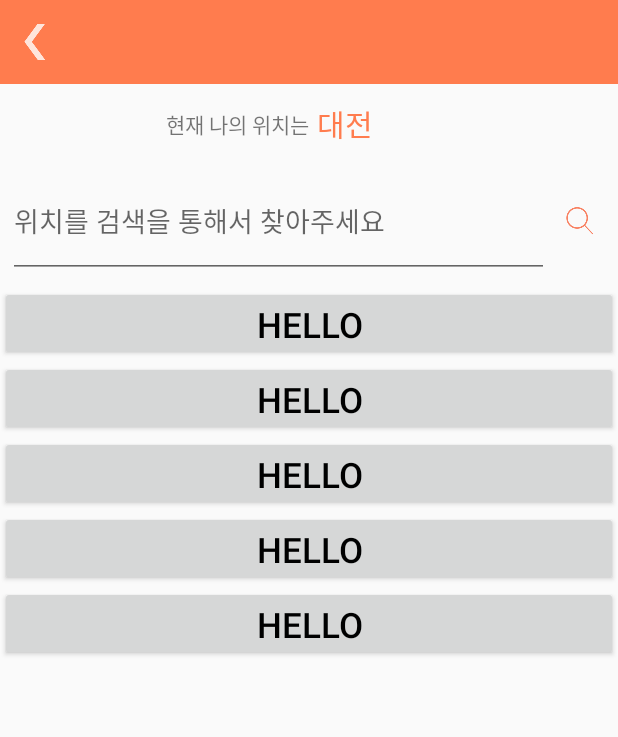
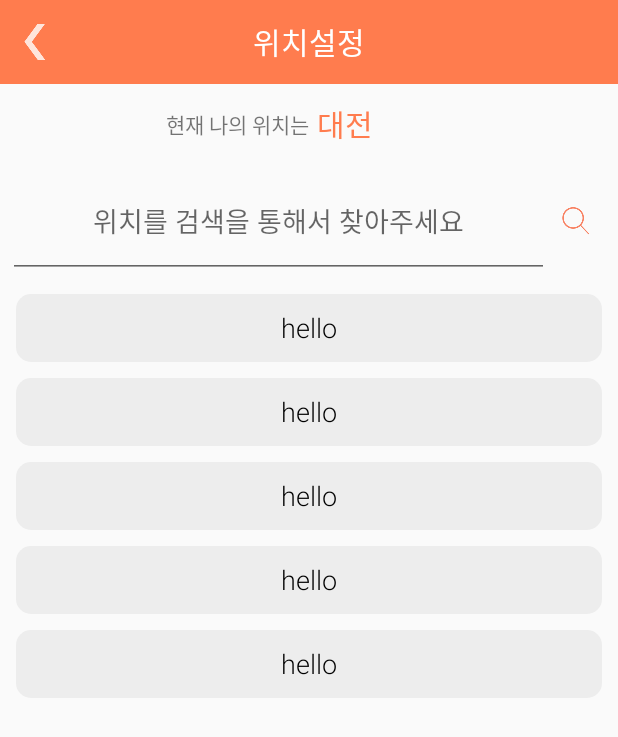
Before and after one commit to geni429/SigMunGo, an Android app: the SetLocation screen opened directly, with no data from a screen before it, on a phone screen of 412 x 824 dp. Shown: the top 737 px of the screen. Run offline under Robolectric (Android 15) with nearby library versions, the light colour scheme and no system bars.

Commit message:
set_location event처리 완성

```diff
--- a/SigMunGo/app/src/main/java/com/example/sigmungo/sigmungo/Adapter/SetLocationAdapter.java
+++ b/SigMunGo/app/src/main/java/com/example/sigmungo/sigmungo/Adapter/SetLocationAdapter.java
@@ -1,11 +1,16 @@
 package com.example.sigmungo.sigmungo.Adapter;
 
+import android.content.Context;
+import android.content.Intent;
 import android.support.v7.widget.RecyclerView;
 import android.util.Log;
 import android.view.LayoutInflater;
 import android.view.View;
 import android.view.ViewGroup;
 import android.widget.TextView;
+import android.widget.Toast;
+
+import com.example.sigmungo.sigmungo.Main;
 import com.example.sigmungo.sigmungo.R;
 
 import java.util.List;
@@ -16,9 +21,11 @@ import java.util.List;
 
 public class SetLocationAdapter extends RecyclerView.Adapter<SetLocationAdapter.ViewHolder>  {
     private List<String> locationNames;
+    private Context mContext;
 
-    public SetLocationAdapter(List<String> locationNames){
+    public SetLocationAdapter(List<String> locationNames, Context context){
         this.locationNames = locationNames;
+        this.mContext = context;
     }
 
     @Override
@@ -29,8 +36,16 @@ public class SetLocationAdapter extends RecyclerView.Adapter<SetLocationAdapter.
     }
 
     @Override
-    public void onBindViewHolder(SetLocationAdapter.ViewHolder holder, int position) {
+    public void onBindViewHolder(final SetLocationAdapter.ViewHolder holder, final int position) {
         holder.location_name.setText(this.locationNames.get(position));
+        holder.location_name.setOnClickListener(new View.OnClickListener() {
+            @Override
+            public void onClick(View v) {
+                Intent intent = new Intent(mContext, Main.class);
+                intent.putExtra("location_name", locationNames.get(position));
+                mContext.startActivity(intent);
+            }
+        });
     }
 
     @Override
--- a/SigMunGo/app/src/main/java/com/example/sigmungo/sigmungo/SetLocation.java
+++ b/SigMunGo/app/src/main/java/com/example/sigmungo/sigmungo/SetLocation.java
@@ -5,6 +5,7 @@ import android.os.Bundle;
 import android.support.v7.widget.LinearLayoutManager;
 import android.support.v7.widget.RecyclerView;
 import android.util.Log;
+import android.view.MotionEvent;
 
 import com.example.sigmungo.sigmungo.Adapter.SetLocationAdapter;
 
@@ -25,7 +26,7 @@ public class SetLocation extends Activity {
         setContentView(R.layout.set_location);
         initData();
         recyclerView = (RecyclerView) findViewById(R.id.set_location_recyclerview);
-        recyclerView.setAdapter(new SetLocationAdapter(locationNames));
+        recyclerView.setAdapter(new SetLocationAdapter(locationNames, getApplicationContext()));
         recyclerView.setLayoutManager(new LinearLayoutManager(getApplicationContext()));
     }
 
--- a/SigMunGo/app/src/main/res/drawable/bg_search.xml
+++ /dev/null
@@ -1,6 +0,0 @@
-<?xml version="1.0" encoding="utf-8"?>
-<layer-list xmlns:android="http://schemas.android.com/apk/res/android">
-    <item>
-        <solid/>
-    </item>
-</layer-list>
--- /dev/null
+++ b/SigMunGo/app/src/main/res/drawable/bg_set_location_btn.xml
@@ -0,0 +1,15 @@
+<?xml version="1.0" encoding="utf-8"?>
+<selector xmlns:android="http://schemas.android.com/apk/res/android">
+    <item android:state_pressed="true">
+        <shape android:shape="rectangle" android:padding="40dp">
+            <solid android:color="#d3d3d3"/>
+            <corners android:radius="10dp"/>
+        </shape>
+    </item>
+    <item>
+        <shape android:shape="rectangle" android:padding="40dp">
+            <solid android:color="#ededed"/>
+            <corners android:radius="10dp"/>
+        </shape>
+    </item>
+</selector>
--- a/SigMunGo/app/src/main/res/layout/locations_list.xml
+++ b/SigMunGo/app/src/main/res/layout/locations_list.xml
@@ -2,12 +2,15 @@
 <LinearLayout xmlns:android="http://schemas.android.com/apk/res/android"
     android:orientation="vertical"
     android:layout_width="match_parent"
-    android:layout_height="50dp">
-    <Button
+    android:layout_height="45dp"
+    android:layout_margin="5dp">
+    <TextView
         android:id="@+id/location_name"
         android:layout_width="match_parent"
         android:layout_height="match_parent"
+        android:background="@drawable/bg_set_location_btn"
         android:gravity="center_vertical|center_horizontal"
         android:textColor="@android:color/black"
-        android:textSize="23dp" />
+        android:textSize="18dp"
+        android:fontFamily="sans-serif-light"/>
 </LinearLayout>
--- a/SigMunGo/app/src/main/res/layout/set_location.xml
+++ b/SigMunGo/app/src/main/res/layout/set_location.xml
@@ -6,7 +6,7 @@
     android:layout_height="match_parent"
     android:weightSum="10">
     <include android:id="@+id/toolbar"
-        layout="@layout/back_toolbar"/>
+        layout="@layout/set_location_toolbar"/>
     <LinearLayout
         android:layout_width="match_parent"
         android:layout_height="0dp"
@@ -50,6 +50,7 @@
             android:layout_width="0dp"
             android:layout_height="match_parent"
             android:hint="위치를 검색을 통해서 찾아주세요"
+            android:textAlignment="center"
             android:layout_weight="9"
             android:cursorVisible="true"
             android:textColor="@android:color/black"/>
@@ -61,6 +62,7 @@
             <ImageButton
                 android:layout_width="30dp"
                 android:layout_height="30dp"
+                android:layout_marginRight="5dp"
                 android:src="@drawable/ic_search"
                 android:background="@null"/>
         </LinearLayout>
@@ -69,7 +71,9 @@
         android:layout_width="match_parent"
         android:layout_height="0dp"
         android:layout_weight="8.3"
-        android:layout_marginTop="5dp">
+        android:layout_marginTop="5dp"
+        android:layout_marginLeft="5dp"
+        android:layout_marginRight="5dp">
         <android.support.v7.widget.RecyclerView
             android:id="@+id/set_location_recyclerview"
             android:layout_width="match_parent"
--- /dev/null
+++ b/SigMunGo/app/src/main/res/layout/set_location_toolbar.xml
@@ -0,0 +1,30 @@
+<?xml version="1.0" encoding="utf-8"?>
+<android.support.v7.widget.Toolbar xmlns:android="http://schemas.android.com/apk/res/android"
+    xmlns:app="http://schemas.android.com/apk/res-auto"
+    android:layout_width="match_parent"
+    android:layout_height="56dp"
+    android:layout_alignParentTop="true"
+    app:theme="@style/ThemeOverlay.AppCompat.ActionBar"
+    android:background="@color/colorPrimary"
+    app:contentInsetStart="0dp">
+    <RelativeLayout
+        android:layout_width="match_parent"
+        android:layout_height="match_parent">
+        <ImageButton
+            android:id="@+id/sidemenu_btn"
+            android:layout_width="35dp"
+            android:layout_height="35dp"
+            android:layout_marginLeft="5dp"
+            android:src="@drawable/ic_action_name"
+            android:background="@null"
+            android:layout_alignParentLeft="true"
+            android:layout_centerVertical="true" />
+        <TextView
+            android:layout_width="wrap_content"
+            android:layout_height="wrap_content"
+            android:text="위치설정"
+            android:textColor="@android:color/white"
+            android:textSize="20dp"
+            android:layout_centerInParent="true"/>
+    </RelativeLayout>
+</android.support.v7.widget.Toolbar>
```
